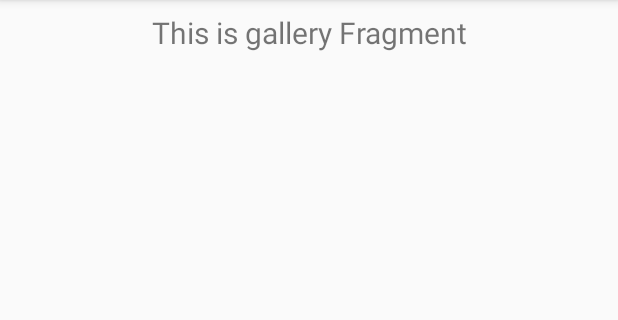
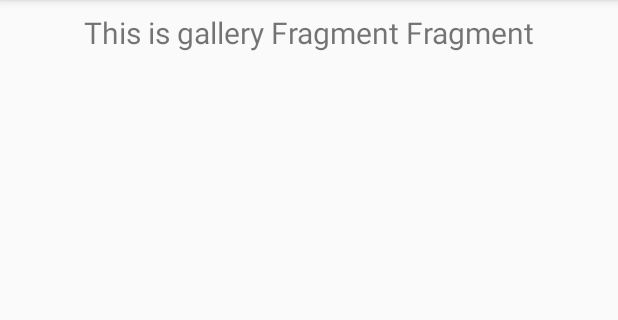
Before and after one commit to Ahmedomarpro/MAMA-NONA, an Android app: the fragment GalleryFragment shown on its own in the app's theme, on a phone screen of 412 x 824 dp, the part 84-404 px from its top. Run offline under Robolectric (Android 15) with nearby library versions, the phone set to English and light mode, and no system bars.

Commit message:
MAMA NONA

```diff
--- a/app/src/main/java/com/ao/mamanona/ui/gallery/GalleryFragment.kt
+++ b/app/src/main/java/com/ao/mamanona/ui/gallery/GalleryFragment.kt
@@ -21,6 +21,7 @@ class GalleryFragment : Fragment() {
     ): View? {
         galleryViewModel =
             ViewModelProviders.of(this).get(GalleryViewModel::class.java)
+         //   ViewModelProviders.of(this).get(GalleryViewModel::class.java)
         val root = inflater.inflate(R.layout.fragment_gallery, container, false)
         val textView: TextView = root.findViewById(R.id.text_gallery)
         galleryViewModel.text.observe(this, Observer {
--- a/app/src/main/java/com/ao/mamanona/ui/gallery/GalleryViewModel.kt
+++ b/app/src/main/java/com/ao/mamanona/ui/gallery/GalleryViewModel.kt
@@ -7,7 +7,7 @@ import androidx.lifecycle.ViewModel
 class GalleryViewModel : ViewModel() {
 
     private val _text = MutableLiveData<String>().apply {
-        value = "This is gallery Fragment"
+        value = "This is gallery Fragment Fragment"
     }
     val text: LiveData<String> = _text
 }
```
